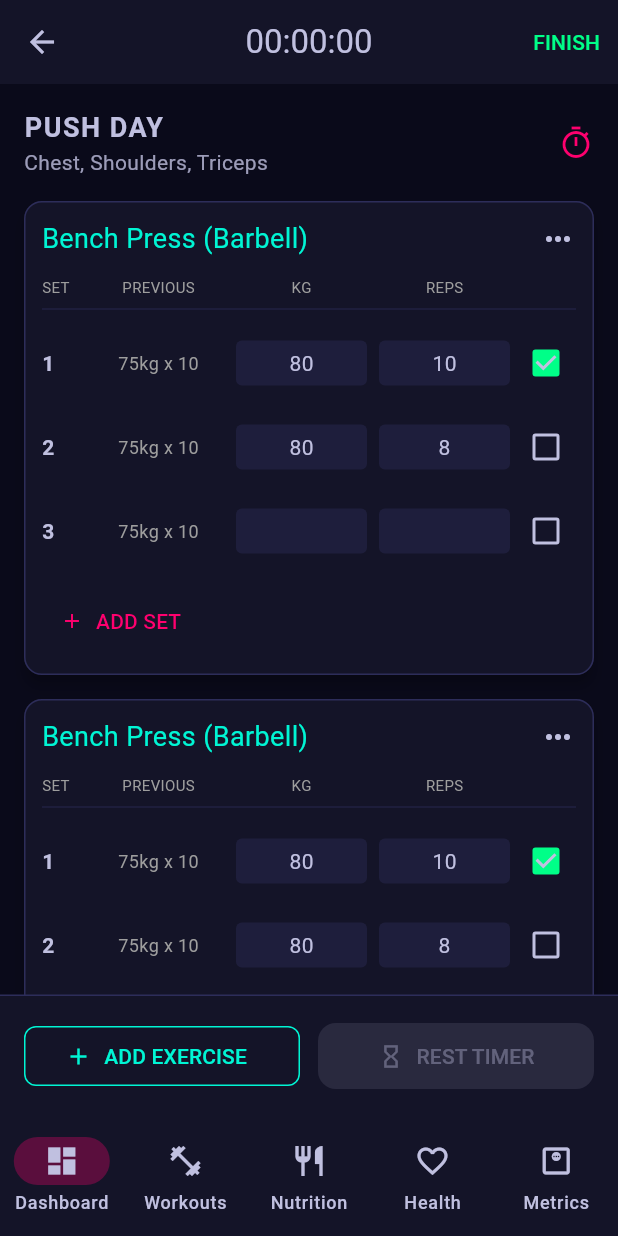
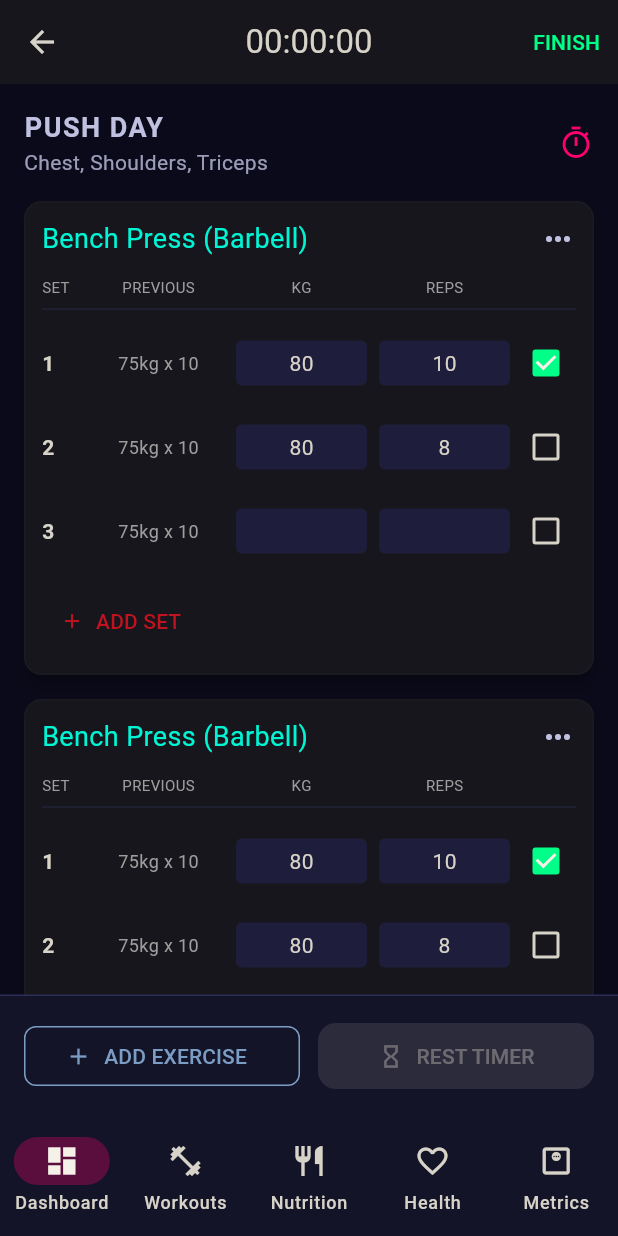
Before and after one commit to synthalorian/Open-Fit, a Flutter app: the screen it shows after launch, after a tap on "START WORKOUT", on a phone screen of 412 x 824 dp. Run offline on Flutter 3.47's test engine with Material 3 defaults, Android fonts, the phone set to English and light mode, and no system bars; our stand-ins replace flutter_riverpod, go_router, isar, shared_preferences; accounts and stored records are empty; generated files the repository leaves out were written again.

Commit message:
Add Blackshield theme as default
Made by synth with synthclaw

```diff
--- /dev/null
+++ b/lib/core/theme/app_themes.dart
@@ -0,0 +1,60 @@
+import 'package:flutter/material.dart';
+import 'package:flutter_riverpod/flutter_riverpod.dart';
+import 'package:shared_preferences/shared_preferences.dart';
+import 'blackshield_theme.dart';
+import 'synthwave_theme.dart';
+
+/// Available app themes. `blackshield` is the default for fresh installs.
+enum AppThemeName {
+  blackshield('blackshield', 'Blackshield'),
+  synthwave('synthwave', 'Neon Night (Dark)');
+
+  const AppThemeName(this.id, this.label);
+
+  final String id;
+  final String label;
+
+  ThemeData get themeData {
+    switch (this) {
+      case AppThemeName.blackshield:
+        return BlackshieldTheme.dark;
+      case AppThemeName.synthwave:
+        return SynthwaveTheme.dark;
+    }
+  }
+
+  static AppThemeName fromId(String? id) {
+    return AppThemeName.values.firstWhere(
+      (t) => t.id == id,
+      orElse: () => AppThemeName.blackshield,
+    );
+  }
+}
+
+class ThemeNotifier extends Notifier<AppThemeName> {
+  static const _prefsKey = 'app_theme';
+
+  @override
+  AppThemeName build() {
+    _load();
+    return AppThemeName.blackshield;
+  }
+
+  Future<void> _load() async {
+    final prefs = await SharedPreferences.getInstance();
+    final saved = prefs.getString(_prefsKey);
+    if (saved != null) {
+      state = AppThemeName.fromId(saved);
+    }
+  }
+
+  Future<void> setTheme(AppThemeName theme) async {
+    state = theme;
+    final prefs = await SharedPreferences.getInstance();
+    await prefs.setString(_prefsKey, theme.id);
+  }
+}
+
+final themeProvider = NotifierProvider<ThemeNotifier, AppThemeName>(
+  ThemeNotifier.new,
+);
--- /dev/null
+++ b/lib/core/theme/blackshield_theme.dart
@@ -0,0 +1,133 @@
+import 'package:flutter/material.dart';
+
+/// Blackshield color palette — blood, steel, and bone. Gothic-warrior.
+class BlackshieldColors {
+  static const Color blood = Color(0xFFC1121F);
+  static const Color bone = Color(0xFFD8D3C8);
+  static const Color boneBright = Color(0xFFF5F1E8);
+  static const Color voidBlack = Color(0xFF0D0D11);
+  static const Color iron = Color(0xFF101014);
+  static const Color steel = Color(0xFF16161C);
+  static const Color steelLight = Color(0xFF1A1A20);
+  static const Color ash = Color(0xFF8A8F98);
+  static const Color steelBlue = Color(0xFF5B7FA6);
+  static const Color steelBlueBright = Color(0xFF7B9DC4);
+  static const Color warGold = Color(0xFFC9A227);
+  static const Color fieldGreen = Color(0xFF6A994E);
+  static const Color royalPurple = Color(0xFFA4508B);
+
+  // Status colors
+  static const Color success = fieldGreen;
+  static const Color warning = warGold;
+  static const Color error = blood;
+  static const Color info = steelBlue;
+}
+
+/// Blackshield theme data
+class BlackshieldTheme {
+  static ThemeData get dark {
+    return ThemeData(
+      useMaterial3: true,
+      brightness: Brightness.dark,
+      colorScheme: const ColorScheme.dark(
+        primary: BlackshieldColors.blood,
+        secondary: BlackshieldColors.steelBlue,
+        tertiary: BlackshieldColors.royalPurple,
+        surface: BlackshieldColors.steel,
+        error: BlackshieldColors.blood,
+        onPrimary: BlackshieldColors.boneBright,
+        onSecondary: BlackshieldColors.boneBright,
+        onSurface: BlackshieldColors.bone,
+        onError: BlackshieldColors.boneBright,
+      ),
+      scaffoldBackgroundColor: BlackshieldColors.iron,
+      canvasColor: BlackshieldColors.voidBlack,
+      appBarTheme: const AppBarTheme(
+        backgroundColor: BlackshieldColors.steel,
+        foregroundColor: BlackshieldColors.bone,
+        elevation: 0,
+        centerTitle: true,
+      ),
+      cardTheme: CardThemeData(
+        color: BlackshieldColors.steel,
+        elevation: 4,
+        shape: RoundedRectangleBorder(
+          borderRadius: BorderRadius.circular(12),
+          side: const BorderSide(
+            color: BlackshieldColors.steelLight,
+            width: 1,
+          ),
+        ),
+      ),
+      elevatedButtonTheme: ElevatedButtonThemeData(
+        style: ElevatedButton.styleFrom(
+          backgroundColor: BlackshieldColors.blood,
+          foregroundColor: BlackshieldColors.boneBright,
+          shape: RoundedRectangleBorder(
+            borderRadius: BorderRadius.circular(8),
+          ),
+          padding: const EdgeInsets.symmetric(horizontal: 24, vertical: 12),
+        ),
+      ),
+      outlinedButtonTheme: OutlinedButtonThemeData(
+        style: OutlinedButton.styleFrom(
+          foregroundColor: BlackshieldColors.steelBlueBright,
+          shape: RoundedRectangleBorder(
+            borderRadius: BorderRadius.circular(8),
+          ),
+          side: const BorderSide(
+            color: BlackshieldColors.steelBlueBright,
+            width: 1,
+          ),
+        ),
+      ),
+      floatingActionButtonTheme: const FloatingActionButtonThemeData(
+        backgroundColor: BlackshieldColors.blood,
+        foregroundColor: BlackshieldColors.boneBright,
+      ),
+      bottomNavigationBarTheme: BottomNavigationBarThemeData(
+        backgroundColor: BlackshieldColors.steel,
+        selectedItemColor: BlackshieldColors.blood,
+        unselectedItemColor: BlackshieldColors.bone.withValues(alpha: 0.5),
+        type: BottomNavigationBarType.fixed,
+        elevation: 8,
+      ),
+      inputDecorationTheme: InputDecorationTheme(
+        filled: true,
+        fillColor: BlackshieldColors.steelLight,
+        border: OutlineInputBorder(
+          borderRadius: BorderRadius.circular(8),
+          borderSide: const BorderSide(color: BlackshieldColors.steelLight),
+        ),
+        enabledBorder: OutlineInputBorder(
+          borderRadius: BorderRadius.circular(8),
+          borderSide: const BorderSide(color: BlackshieldColors.steelLight),
+        ),
+        focusedBorder: OutlineInputBorder(
+          borderRadius: BorderRadius.circular(8),
+          borderSide: const BorderSide(color: BlackshieldColors.blood, width: 2),
+        ),
+        labelStyle: TextStyle(color: BlackshieldColors.bone.withValues(alpha: 0.7)),
+      ),
+      dividerTheme: const DividerThemeData(
+        color: BlackshieldColors.steelLight,
+        thickness: 0.5,
+      ),
+      progressIndicatorTheme: const ProgressIndicatorThemeData(
+        color: BlackshieldColors.blood,
+        linearTrackColor: BlackshieldColors.steelLight,
+      ),
+      sliderTheme: SliderThemeData(
+        activeTrackColor: BlackshieldColors.blood,
+        inactiveTrackColor: BlackshieldColors.steelLight,
+        thumbColor: BlackshieldColors.bone,
+        overlayColor: BlackshieldColors.blood.withValues(alpha: 0.2),
+      ),
+      chipTheme: const ChipThemeData(
+        backgroundColor: BlackshieldColors.steelLight,
+        labelStyle: TextStyle(color: BlackshieldColors.bone),
+        side: BorderSide(color: BlackshieldColors.steelLight),
+      ),
+    );
+  }
+}
--- a/lib/main.dart
+++ b/lib/main.dart
@@ -1,7 +1,7 @@
 import 'package:flutter/material.dart';
 import 'package:flutter_riverpod/flutter_riverpod.dart';
 import 'core/router/app_router.dart';
-import 'core/theme/synthwave_theme.dart';
+import 'core/theme/app_themes.dart';
 import 'data/services/database_service.dart';
 
 Future<void> main() async {
@@ -17,15 +17,16 @@ Future<void> main() async {
   );
 }
 
-class OpenFitApp extends StatelessWidget {
+class OpenFitApp extends ConsumerWidget {
   const OpenFitApp({super.key});
 
   @override
-  Widget build(BuildContext context) {
+  Widget build(BuildContext context, WidgetRef ref) {
+    final theme = ref.watch(themeProvider);
     return MaterialApp.router(
       title: 'Open Fit',
       debugShowCheckedModeBanner: false,
-      theme: SynthwaveTheme.dark,
+      theme: theme.themeData,
       routerConfig: routerConfig,
       builder: (context, child) {
         // Add global error handling
--- a/pubspec.yaml
+++ b/pubspec.yaml
@@ -50,6 +50,7 @@ dependencies:
   # JSON/Serialization
   freezed_annotation: ^2.4.1
   json_annotation: ^4.9.0
+  shared_preferences: ^2.5.5
 
 dev_dependencies:
   flutter_test:
```
Also changed, not shown: lib/features/settings/presentation/settings_screen.dart (+40 -3 lines), pubspec.lock, 1 other file.
